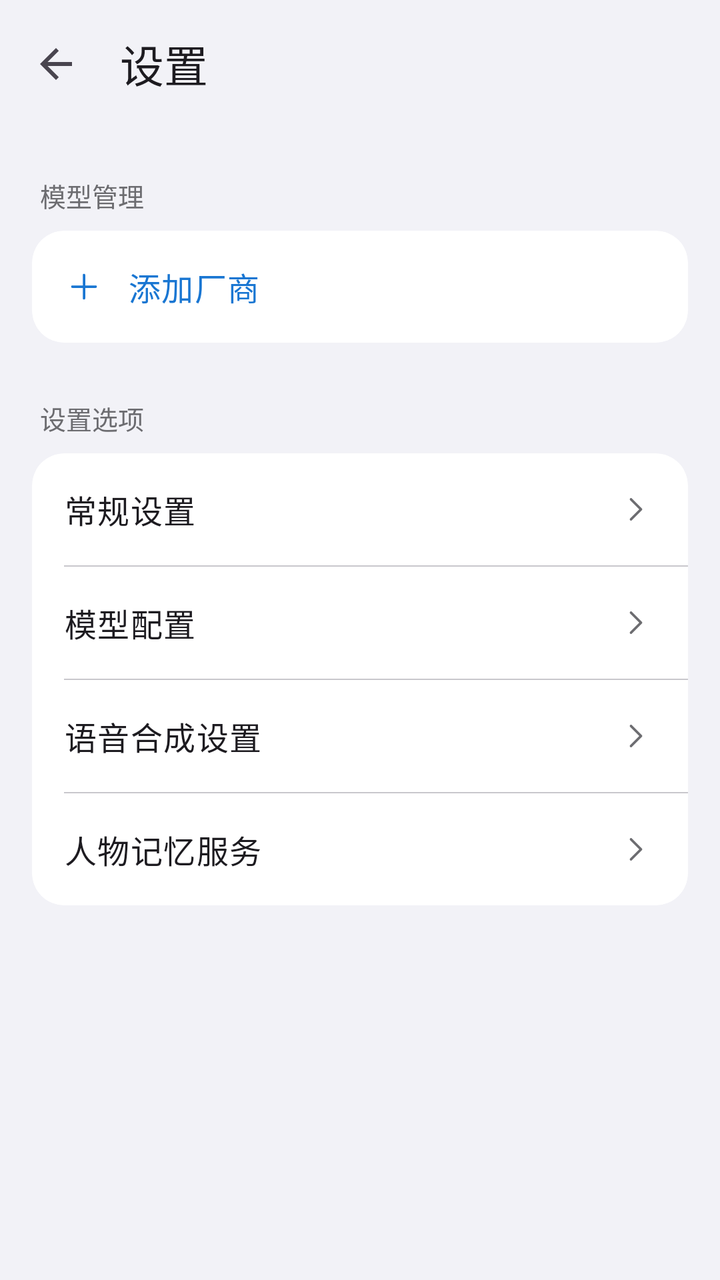
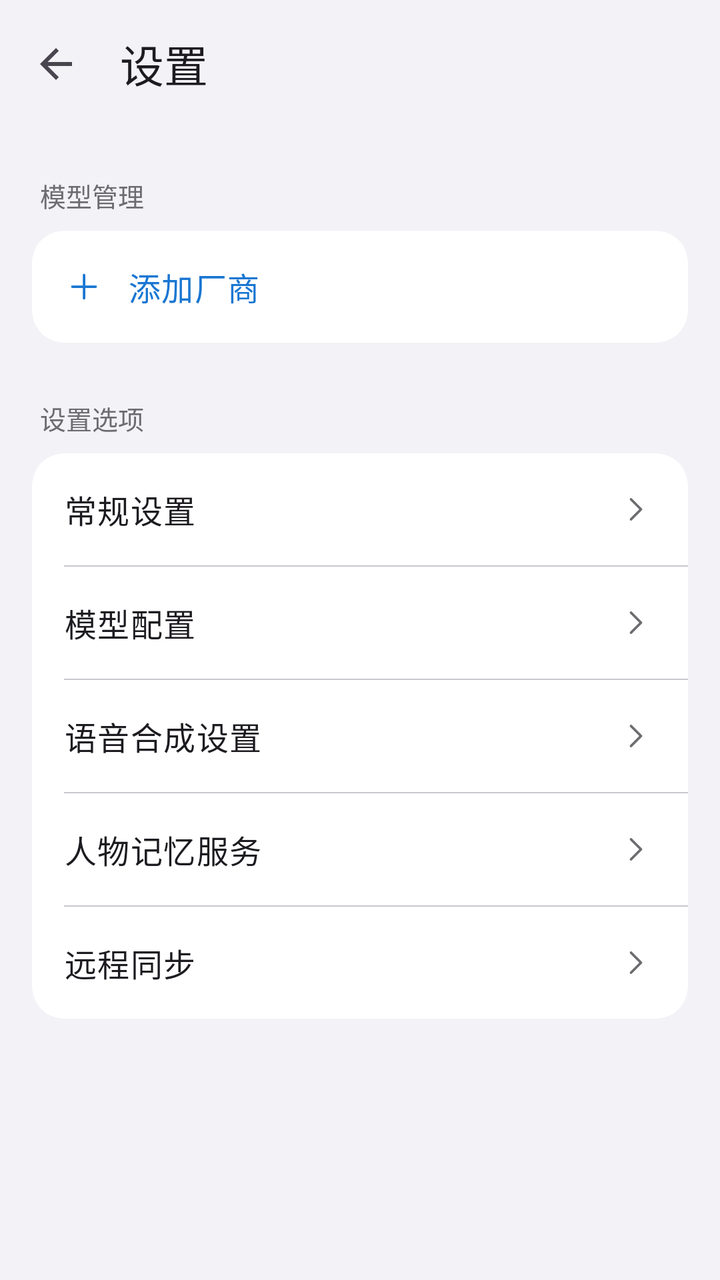

Screens rendered from an Android XML layout before and after an edit, with the pre-edit source and the edit as a unified diff.
<!-- AndroidManifest.xml: activity theme Theme.AIChat -->
<!-- res/layout/activity_settings.xml -->
<?xml version="1.0" encoding="utf-8"?>
<LinearLayout xmlns:android="http://schemas.android.com/apk/res/android"
    xmlns:app="http://schemas.android.com/apk/res-auto"
    android:layout_width="match_parent"
    android:layout_height="match_parent"
    android:orientation="vertical"
    android:background="@color/ios_grouped_bg">

    <com.google.android.material.appbar.MaterialToolbar
        android:id="@+id/toolbar"
        android:layout_width="match_parent"
        android:layout_height="?attr/actionBarSize"
        android:background="@color/ios_grouped_bg"
        app:elevation="0dp"
        app:title="@string/settings"
        app:navigationIcon="?attr/homeAsUpIndicator" />

    <ScrollView
        android:layout_width="match_parent"
        android:layout_height="match_parent"
        android:background="@color/ios_grouped_bg"
        android:fillViewport="true">

        <LinearLayout
            android:layout_width="match_parent"
            android:layout_height="wrap_content"
            android:orientation="vertical"
            android:paddingBottom="32dp">

            
            <TextView
                android:layout_width="match_parent"
                android:layout_height="wrap_content"
                android:text="@string/model_management"
                android:textSize="13sp"
                android:textColor="@color/ios_section_label"
                android:paddingStart="20dp"
                android:paddingEnd="20dp"
                android:paddingTop="24dp"
                android:paddingBottom="8dp" />

            <include
                android:id="@+id/includeModelManagement"
                layout="@layout/layout_model_management"
                android:layout_width="match_parent"
                android:layout_height="wrap_content"
                android:layout_marginStart="16dp"
                android:layout_marginEnd="16dp" />

            
            <TextView
                android:layout_width="match_parent"
                android:layout_height="wrap_content"
                android:text="@string/settings_options"
                android:textSize="13sp"
                android:textColor="@color/ios_section_label"
                android:paddingStart="20dp"
                android:paddingEnd="20dp"
                android:paddingTop="28dp"
                android:paddingBottom="8dp" />

            
            <com.google.android.material.card.MaterialCardView
                android:layout_width="match_parent"
                android:layout_height="wrap_content"
                android:layout_marginStart="16dp"
                android:layout_marginEnd="16dp"
                app:cardElevation="0dp"
                app:cardBackgroundColor="@color/ios_cell_bg"
                app:cardCornerRadius="16dp"
                app:strokeWidth="0dp">

                <LinearLayout
                    android:layout_width="match_parent"
                    android:layout_height="wrap_content"
                    android:orientation="vertical">

                    
                    <LinearLayout
                        android:id="@+id/headerGeneral"
                        android:layout_width="match_parent"
                        android:layout_height="wrap_content"
                        android:orientation="horizontal"
                        android:gravity="center_vertical"
                        android:paddingStart="16dp"
                        android:paddingEnd="16dp"
                        android:minHeight="56dp"
                        android:background="?attr/selectableItemBackground">
                        <TextView
                            android:layout_width="0dp"
                            android:layout_weight="1"
                            android:layout_height="wrap_content"
                            android:text="@string/general_settings"
                            android:textAppearance="?attr/textAppearanceBodyLarge"
                            android:textColor="?attr/colorOnSurface" />
                        <ImageView
                            android:id="@+id/iconGeneralExpand"
                            android:layout_width="20dp"
                            android:layout_height="20dp"
                            android:src="@drawable/ic_chevron_right"
                            app:tint="@color/ios_section_label" />
                    </LinearLayout>

                    
                    <LinearLayout
                        android:id="@+id/expandGeneral"
                        android:layout_width="match_parent"
                        android:layout_height="wrap_content"
                        android:orientation="vertical"
                        android:paddingStart="16dp"
                        android:paddingEnd="16dp"
                        android:paddingTop="4dp"
                        android:paddingBottom="16dp"
                        android:visibility="gone">
                        <TextView
                            android:layout_width="wrap_content"
                            android:layout_height="wrap_content"
                            android:text="@string/theme"
                            android:textAppearance="?attr/textAppearanceBodyMedium"
                            android:layout_marginBottom="6dp" />
                        <RadioGroup
                            android:id="@+id/radioTheme"
                            android:layout_width="match_parent"
                            android:layout_height="wrap_content"
                            android:orientation="vertical"
                            android:layout_marginBottom="14dp">
                            <RadioButton
                                android:id="@+id/themeLight"
                                android:layout_width="wrap_content"
                                android:layout_height="wrap_content"
                                android:minHeight="40dp"
                                android:textAppearance="?attr/textAppearanceBodyMedium"
                                android:text="@string/theme_light" />
                            <RadioButton
                                android:id="@+id/themeDark"
                                android:layout_width="wrap_content"
                                android:layout_height="wrap_content"
                                android:layout_marginTop="4dp"
                                android:minHeight="40dp"
                                android:textAppearance="?attr/textAppearanceBodyMedium"
                                android:text="@string/theme_dark" />
                            <RadioButton
                                android:id="@+id/themeSystem"
                                android:layout_width="wrap_content"
                                android:layout_height="wrap_content"
                                android:layout_marginTop="4dp"
                                android:minHeight="40dp"
                                android:textAppearance="?attr/textAppearanceBodyMedium"
                                android:text="@string/theme_system" />
                        </RadioGroup>
                        <TextView
                            android:layout_width="wrap_content"
                            android:layout_height="wrap_content"
                            android:text="@string/theme_color"
                            android:textAppearance="?attr/textAppearanceBodyMedium"
                            android:layout_marginBottom="6dp" />
                        <RadioGroup
                            android:id="@+id/radioThemeColor"
                            android:layout_width="match_parent"
                            android:layout_height="wrap_content"
                            android:orientation="vertical"
                            android:layout_marginBottom="14dp">
                            <RadioButton
                                android:id="@+id/colorBlue"
                                android:layout_width="wrap_content"
                                android:layout_height="wrap_content"
                                android:minHeight="40dp"
                                android:textAppearance="?attr/textAppearanceBodyMedium"
                                android:text="蓝" />
                            <RadioButton
                                android:id="@+id/colorGreen"
                                android:layout_width="wrap_content"
                                android:layout_height="wrap_content"
                                android:layout_marginTop="4dp"
                                android:minHeight="40dp"
                                android:textAppearance="?attr/textAppearanceBodyMedium"
                                android:text="绿" />
                            <RadioButton
                                android:id="@+id/colorPurple"
                                android:layout_width="wrap_content"
                                android:layout_height="wrap_content"
                                android:layout_marginTop="4dp"
                                android:minHeight="40dp"
                                android:textAppearance="?attr/textAppearanceBodyMedium"
                                android:text="紫" />
                            <RadioButton
                                android:id="@+id/colorOrange"
                                android:layout_width="wrap_content"
                                android:layout_height="wrap_content"
                                android:layout_marginTop="4dp"
                                android:minHeight="40dp"
                                android:textAppearance="?attr/textAppearanceBodyMedium"
                                android:text="橙" />
                        </RadioGroup>
                        <TextView
                            android:layout_width="wrap_content"
                            android:layout_height="wrap_content"
                            android:text="@string/font_size"
                            android:textAppearance="?attr/textAppearanceBodyMedium"
                            android:layout_marginBottom="6dp" />
                        <LinearLayout
                            android:layout_width="match_parent"
                            android:layout_height="wrap_content"
                            android:orientation="horizontal"
                            android:gravity="center_vertical">
                            <SeekBar
                                android:id="@+id/seekFontSize"
                                android:layout_width="0dp"
                                android:layout_weight="1"
                                android:layout_height="wrap_content"
                                android:max="4"
                                android:progress="1" />
                            <TextView
                                android:id="@+id/textFontSizeValue"
                                android:layout_width="wrap_content"
                                android:layout_height="wrap_content"
                                android:layout_marginStart="12dp"
                                android:minWidth="32dp"
                                android:text="14" />
                        </LinearLayout>
                        <LinearLayout
                            android:layout_width="match_parent"
                            android:layout_height="wrap_content"
                            android:orientation="horizontal"
                            android:layout_marginTop="10dp">
                            <com.google.android.material.button.MaterialButton
                                android:id="@+id/btnNewChat"
                                style="@style/Widget.Material3.Button.TextButton"
                                android:layout_width="wrap_content"
                                android:layout_height="wrap_content"
                                android:text="@string/new_chat" />
                            <com.google.android.material.button.MaterialButton
                                android:id="@+id/btnExport"
                                style="@style/Widget.Material3.Button.TextButton"
                                android:layout_width="wrap_content"
                                android:layout_height="wrap_content"
                                android:layout_marginStart="8dp"
                                android:text="@string/export" />
                        </LinearLayout>
                    </LinearLayout>

                    
                    <View
                        android:layout_width="match_parent"
                        android:layout_height="0.5dp"
                        android:layout_marginStart="16dp"
                        android:background="@color/ios_separator" />

                    
                    <LinearLayout
                        android:id="@+id/cardModelConfig"
                        android:layout_width="match_parent"
                        android:layout_height="wrap_content"
                        android:orientation="horizontal"
                        android:gravity="center_vertical"
                        android:paddingStart="16dp"
                        android:paddingEnd="16dp"
                        android:minHeight="56dp"
                        android:background="?attr/selectableItemBackground">
                        <TextView
                            android:layout_width="0dp"
                            android:layout_weight="1"
                            android:layout_height="wrap_content"
                            android:text="@string/model_config"
                            android:textAppearance="?attr/textAppearanceBodyLarge"
                            android:textColor="?attr/colorOnSurface" />
                        <ImageView
                            android:layout_width="20dp"
                            android:layout_height="20dp"
                            android:src="@drawable/ic_chevron_right"
                            app:tint="@color/ios_section_label" />
                    </LinearLayout>

                    
                    <View
                        android:layout_width="match_parent"
                        android:layout_height="0.5dp"
                        android:layout_marginStart="16dp"
                        android:background="@color/ios_separator" />

                    
                    <LinearLayout
                        android:id="@+id/cardTTSSettings"
                        android:layout_width="match_parent"
                        android:layout_height="wrap_content"
                        android:orientation="horizontal"
                        android:gravity="center_vertical"
                        android:paddingStart="16dp"
                        android:paddingEnd="16dp"
                        android:minHeight="56dp"
                        android:background="?attr/selectableItemBackground">
                        <TextView
                            android:layout_width="0dp"
                            android:layout_weight="1"
                            android:layout_height="wrap_content"
                            android:text="语音合成设置"
                            android:textAppearance="?attr/textAppearanceBodyLarge"
                            android:textColor="?attr/colorOnSurface" />
                        <ImageView
                            android:layout_width="20dp"
                            android:layout_height="20dp"
                            android:src="@drawable/ic_chevron_right"
                            app:tint="@color/ios_section_label" />
                    </LinearLayout>

                    
                    <View
                        android:layout_width="match_parent"
                        android:layout_height="0.5dp"
                        android:layout_marginStart="16dp"
                        android:background="@color/ios_separator" />

                    
                    <LinearLayout
                        android:id="@+id/cardCharacterMemory"
                        android:layout_width="match_parent"
                        android:layout_height="wrap_content"
                        android:orientation="horizontal"
                        android:gravity="center_vertical"
                        android:paddingStart="16dp"
                        android:paddingEnd="16dp"
                        android:minHeight="56dp"
                        android:background="?attr/selectableItemBackground">
                        <TextView
                            android:layout_width="0dp"
                            android:layout_weight="1"
                            android:layout_height="wrap_content"
                            android:text="@string/character_memory_settings"
                            android:textAppearance="?attr/textAppearanceBodyLarge"
                            android:textColor="?attr/colorOnSurface" />
                        <ImageView
                            android:layout_width="20dp"
                            android:layout_height="20dp"
                            android:src="@drawable/ic_chevron_right"
                            app:tint="@color/ios_section_label" />
                    </LinearLayout>

                </LinearLayout>
            </com.google.android.material.card.MaterialCardView>

        </LinearLayout>
    </ScrollView>
</LinearLayout>
<!-- res/layout/layout_model_management.xml (included above) -->
<?xml version="1.0" encoding="utf-8"?>
<com.google.android.material.card.MaterialCardView
    xmlns:android="http://schemas.android.com/apk/res/android"
    xmlns:app="http://schemas.android.com/apk/res-auto"
    android:layout_width="match_parent"
    android:layout_height="wrap_content"
    app:cardElevation="0dp"
    app:cardBackgroundColor="@color/ios_cell_bg"
    app:cardCornerRadius="16dp"
    app:strokeWidth="0dp">

    <LinearLayout
        android:layout_width="match_parent"
        android:layout_height="wrap_content"
        android:orientation="vertical">

        
        <LinearLayout
            android:id="@+id/btnAddProvider"
            android:layout_width="match_parent"
            android:layout_height="wrap_content"
            android:orientation="horizontal"
            android:gravity="center_vertical"
            android:paddingStart="16dp"
            android:paddingEnd="16dp"
            android:minHeight="56dp"
            android:background="?attr/selectableItemBackground">
            <ImageView
                android:layout_width="20dp"
                android:layout_height="20dp"
                android:src="@drawable/ic_add"
                android:layout_marginEnd="12dp"
                app:tint="?attr/colorPrimary" />
            <TextView
                android:layout_width="0dp"
                android:layout_weight="1"
                android:layout_height="wrap_content"
                android:text="@string/add_provider"
                android:textAppearance="?attr/textAppearanceBodyLarge"
                android:textColor="?attr/colorPrimary" />
        </LinearLayout>

        
        <androidx.recyclerview.widget.RecyclerView
            android:id="@+id/recyclerProviders"
            android:layout_width="match_parent"
            android:layout_height="wrap_content"
            android:nestedScrollingEnabled="false" />

    </LinearLayout>
</com.google.android.material.card.MaterialCardView>
<!-- resources referenced by this layout -->
<resources>
  <color name="ios_cell_bg">#FFFFFF</color>
  <color name="ios_grouped_bg">#F2F2F7</color>
  <color name="ios_section_label">#6C6C70</color>
  <color name="ios_separator">#C8C7CC</color>
  <!-- drawable ic_add (drawable) -->
  <?xml version="1.0" encoding="utf-8"?>
  <vector xmlns:android="http://schemas.android.com/apk/res/android"
      android:width="24dp"
      android:height="24dp"
      android:viewportWidth="24"
      android:viewportHeight="24">
      <path
          android:fillColor="@android:color/transparent"
          android:pathData="M12,5V19M5,12H19"
          android:strokeColor="#FF000000"
          android:strokeLineCap="round"
          android:strokeLineJoin="round"
          android:strokeWidth="1.5" />
  </vector>
  <!-- drawable ic_chevron_right (drawable) -->
  <?xml version="1.0" encoding="utf-8"?>
  <vector xmlns:android="http://schemas.android.com/apk/res/android"
      android:width="24dp"
      android:height="24dp"
      android:viewportWidth="24"
      android:viewportHeight="24">
      <path
          android:fillColor="@android:color/transparent"
          android:pathData="M9,6L15,12L9,18"
          android:strokeColor="#FF000000"
          android:strokeLineCap="round"
          android:strokeLineJoin="round"
          android:strokeWidth="1.5" />
  </vector>
  <string name="add_provider">添加厂商</string>
  <string name="character_memory_settings">人物记忆服务</string>
  <string name="export">导出记录</string>
  <string name="font_size">字体大小</string>
  <string name="general_settings">常规设置</string>
  <string name="model_config">模型配置</string>
  <string name="model_management">模型管理</string>
  <string name="new_chat">新对话</string>
  <string name="settings">设置</string>
  <string name="settings_options">设置选项</string>
  <string name="theme">主题</string>
  <string name="theme_color">主题色</string>
  <string name="theme_dark">深色</string>
  <string name="theme_light">浅色</string>
  <string name="theme_system">跟随系统</string>
  <color name="primary">#1976D2</color>
  <color name="on_primary">#FFFFFF</color>
  <color name="surface">#FFFFFF</color>
  <color name="primary_blue_subtle">#F5FAFF</color>
  <color name="primary_blue_light">#E3F2FD</color>
  <color name="primary_blue_deep">#0D47A1</color>
  <style name="ThemeOverlay.AIChat.MaterialAlertDialog" parent="ThemeOverlay.Material3.MaterialAlertDialog">
          <item name="backgroundTint">@android:color/transparent</item>
          <item name="android:windowBackground">@drawable/bg_material_alert_dialog</item>
          <item name="colorSurface">@color/dialog_surface_bg</item>
          <item name="elevationOverlayEnabled">false</item>
          <item name="shapeAppearanceOverlay">@style/ShapeAppearance.AIChat.Dialog</item>
      </style>
  <color name="dialog_surface_bg">#FFFDFEFF</color>
  <style name="ShapeAppearance.AIChat.Dialog" parent="">
          <item name="cornerFamily">rounded</item>
          <item name="cornerSize">28dp</item>
      </style>
  <color name="glass_surface">#CCF2F2F7</color>
  <dimen name="dialog_glass_highlight_fade">120dp</dimen>
  <color name="glass_highlight_top">#30FFFFFF</color>
  <dimen name="dialog_glass_shadow_fade">160dp</dimen>
  <color name="glass_shadow_bottom">#10000000</color>
  <color name="glass_stroke">#40FFFFFF</color>
  <!-- unchanged entries left out for length: 2 -->
</resources>

<!-- the commit's change to res/layout/activity_settings.xml (unified diff, before → after) -->
@@ -326,6 +326,38 @@
                             android:layout_weight="1"
                             android:layout_height="wrap_content"
                             android:text="@string/character_memory_settings"
+                            android:textAppearance="?attr/textAppearanceBodyLarge"
+                            android:textColor="?attr/colorOnSurface" />
+                        <ImageView
+                            android:layout_width="20dp"
+                            android:layout_height="20dp"
+                            android:src="@drawable/ic_chevron_right"
+                            app:tint="@color/ios_section_label" />
+                    </LinearLayout>
+
+                    
+                    <View
+                        android:layout_width="match_parent"
+                        android:layout_height="0.5dp"
+                        android:layout_marginStart="16dp"
+                        android:background="@color/ios_separator" />
+
+                    
+                    <LinearLayout
+                        android:id="@+id/cardRemoteSync"
+                        android:layout_width="match_parent"
+                        android:layout_height="wrap_content"
+                        android:orientation="horizontal"
+                        android:gravity="center_vertical"
+                        android:paddingStart="16dp"
+                        android:paddingEnd="16dp"
+                        android:minHeight="56dp"
+                        android:background="?attr/selectableItemBackground">
+                        <TextView
+                            android:layout_width="0dp"
+                            android:layout_weight="1"
+                            android:layout_height="wrap_content"
+                            android:text="@string/remote_sync_settings"
                             android:textAppearance="?attr/textAppearanceBodyLarge"
                             android:textColor="?attr/colorOnSurface" />
                         <ImageView
<!-- resource entries referenced after the edit -->
@@ -42,6 +42,7 @@
   <string name="model_config">模型配置</string>
   <string name="model_management">模型管理</string>
   <string name="new_chat">新对话</string>
+  <string name="remote_sync_settings">远程同步</string>
   <string name="settings">设置</string>
   <string name="settings_options">设置选项</string>
   <string name="theme">主题</string>
